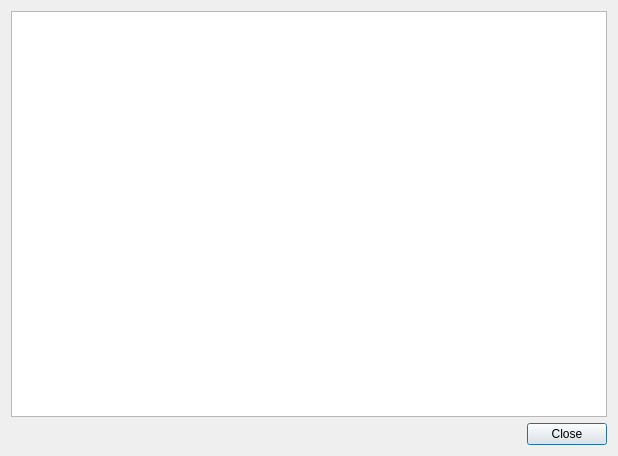
Old version of the form src/lib/apexmain/gui/connectiondialog.ui in the repository exporl/apex.
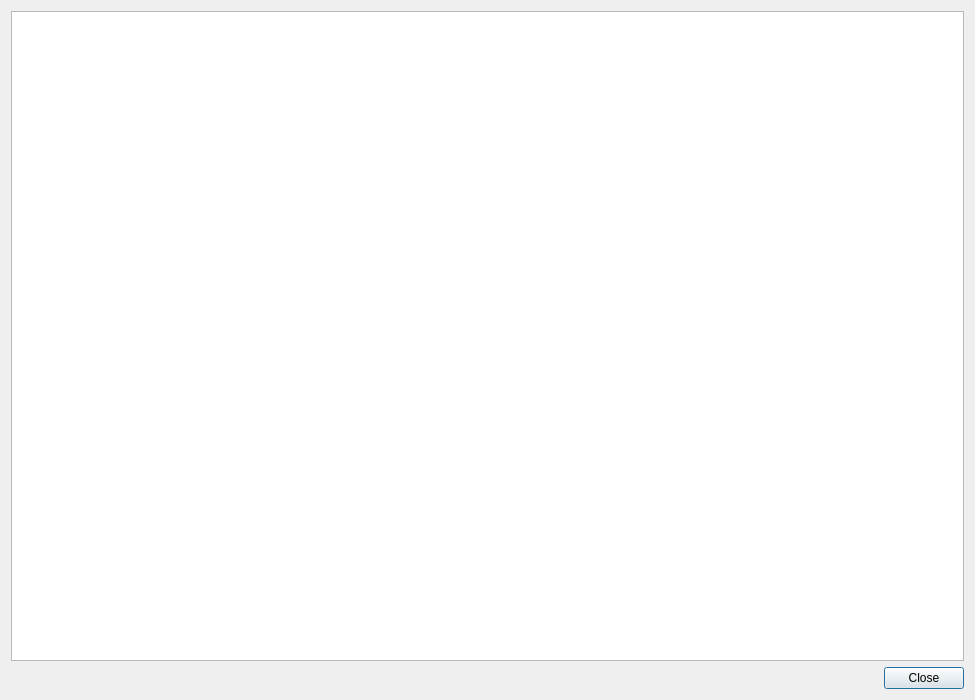
New version of the form.

Diff of the .ui file:
```diff
--- a/src/lib/apexmain/gui/connectiondialog.ui
+++ b/src/lib/apexmain/gui/connectiondialog.ui
@@ -1,12 +1,12 @@
 <ui version="4.0" >
  <class>ConnectionDialog</class>
- <widget class="QDialog" name="ConnectionDialog" >
-  <property name="geometry" >
+ <widget class="QDialog" name="ConnectionDialog">
+  <property name="geometry">
    <rect>
     <x>0</x>
     <y>0</y>
-    <width>618</width>
-    <height>456</height>
+    <width>975</width>
+    <height>700</height>
    </rect>
   </property>
   <property name="windowTitle" >
@@ -14,13 +14,31 @@
   </property>
   <layout class="QVBoxLayout" >
    <item>
-    <widget class="QGraphicsView" name="graphicsView" >
-     <property name="baseSize" >
+    <widget class="QGraphicsView" name="graphicsView">
+     <property name="sizePolicy">
+      <sizepolicy hsizetype="Expanding" vsizetype="Expanding">
+       <horstretch>0</horstretch>
+       <verstretch>0</verstretch>
+      </sizepolicy>
+     </property>
+     <property name="baseSize">
       <size>
        <width>600</width>
        <height>400</height>
       </size>
      </property>
+     <property name="verticalScrollBarPolicy">
+      <enum>Qt::ScrollBarAlwaysOff</enum>
+     </property>
+     <property name="horizontalScrollBarPolicy">
+      <enum>Qt::ScrollBarAlwaysOff</enum>
+     </property>
+     <property name="dragMode">
+      <enum>QGraphicsView::ScrollHandDrag</enum>
+     </property>
+     <property name="resizeAnchor">
+      <enum>QGraphicsView::AnchorUnderMouse</enum>
+     </property>
     </widget>
    </item>
    <item>
```
Left out of the diff: 21 changed lines with no effect on the pictures.
